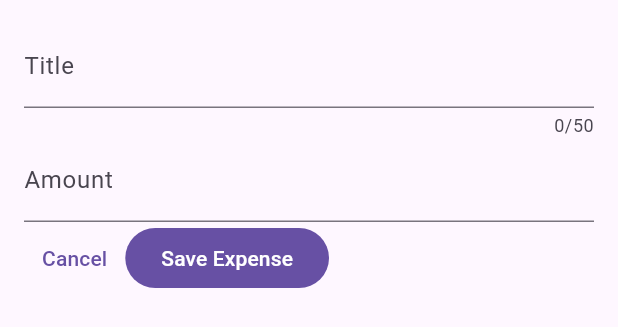
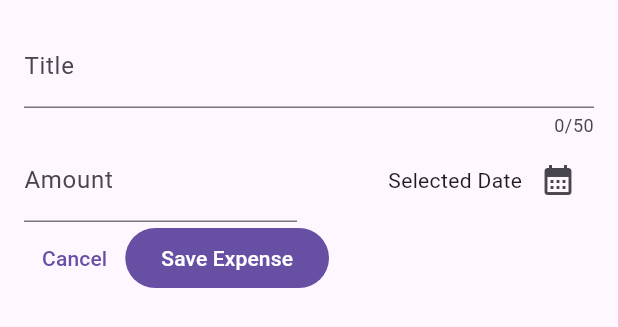
Before and after one commit to suhejbmorina99/flutter_mini_projects, a Flutter app: the NewExpense widget shown alone on an empty page, opened directly, on a phone screen of 412 x 824 dp. Shown: the top 327 px of the screen. Run offline on Flutter 3.47's test engine with Material 3 defaults, Android fonts, the phone set to English and light mode, and no system bars; our stand-ins replace google_fonts.

Commit message:
showing a date picker

```diff
--- a/expense_tracker/lib/widgets/new_expense.dart
+++ b/expense_tracker/lib/widgets/new_expense.dart
@@ -12,6 +12,12 @@ class NewExpense extends StatefulWidget {
 class _NewEXpenseState extends State<NewExpense> {
   final _titleController = TextEditingController();
   final _amountController = TextEditingController();
+
+  void _presentDatePicket() {
+    final now = DateTime.now();
+    final firstDate = DateTime(now.year - 1, now.month, now.day);
+    showDatePicker(context: context, firstDate: firstDate, lastDate: now);
+  }
 
   @override
   void dispose() {
@@ -33,13 +39,35 @@ class _NewEXpenseState extends State<NewExpense> {
               label: Text('Title'),
             ),
           ),
-          TextField(
+          Row(
+            children: [
+              Expanded(
+                child: TextField(
                   controller: _amountController,
                   keyboardType: TextInputType.number,
                   decoration: const InputDecoration(
                     prefixText: '\$ ',
                     label: Text('Amount'),
                   ),
+                ),
+              ),
+              const SizedBox(
+                width: 16,
+              ),
+              Expanded(
+                child: Row(
+                  mainAxisAlignment: MainAxisAlignment.end,
+                  crossAxisAlignment: CrossAxisAlignment.center,
+                  children: [
+                    const Text('Selected Date'),
+                    IconButton(
+                      onPressed: _presentDatePicket,
+                      icon: const Icon(Icons.calendar_month),
+                    )
+                  ],
+                ),
+              ),
+            ],
           ),
           Row(
             children: [
```
Lines whose indentation alone changed are shown as unchanged.
